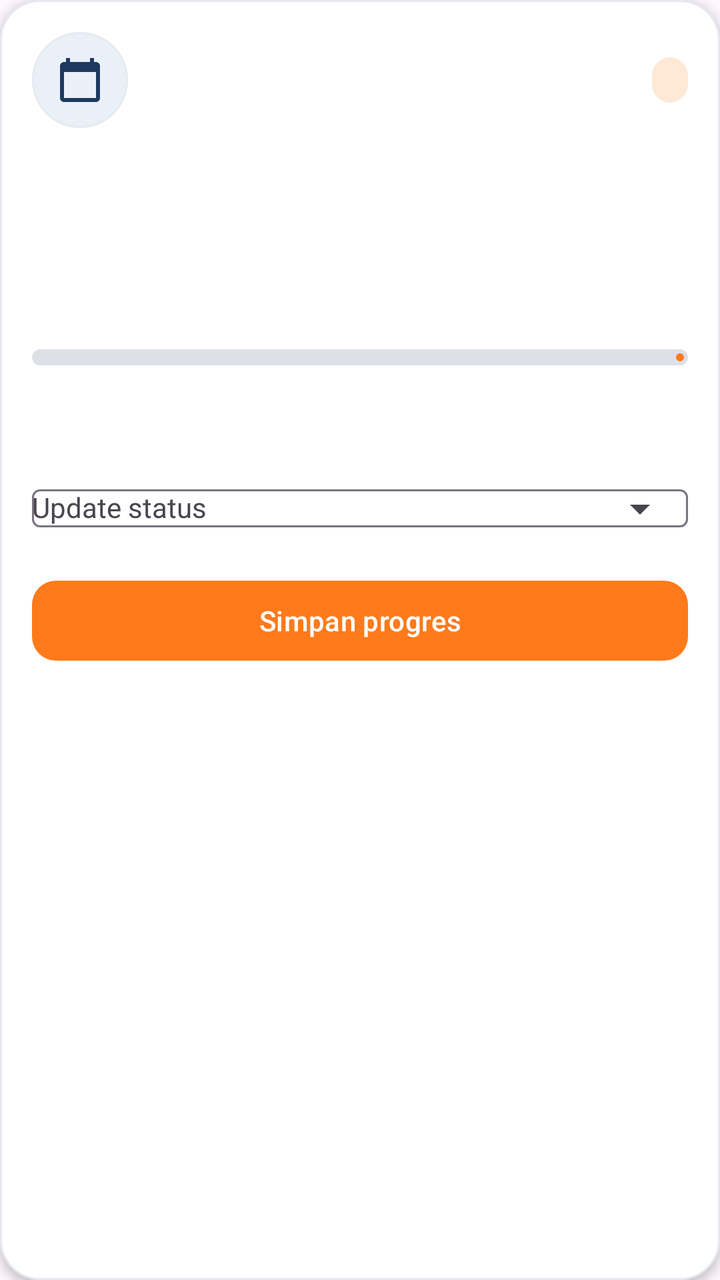
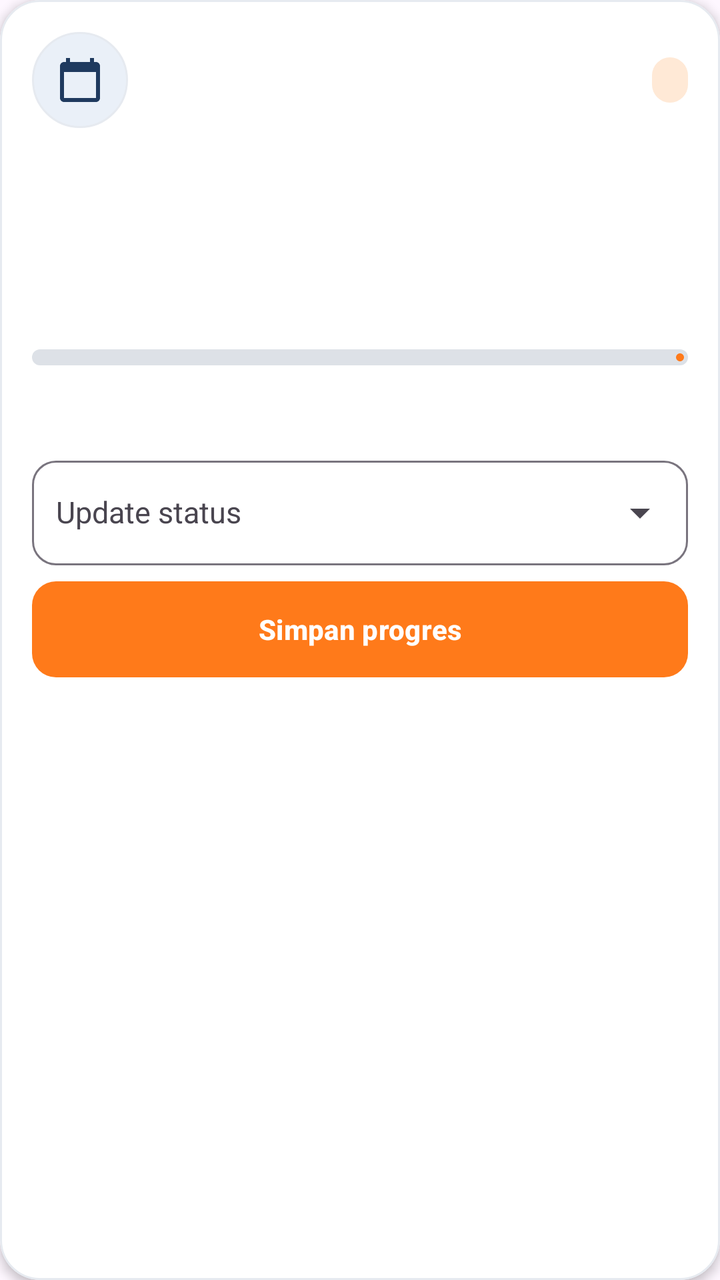

The first picture is an Android layout as it rendered before a commit; the second is the same layout after the commit. The layout source and the unified diff follow.
<!-- AndroidManifest.xml: application theme Theme.MobileProject -->
<!-- res/layout/item_booking_petugas.xml -->
<?xml version="1.0" encoding="utf-8"?>
<com.google.android.material.card.MaterialCardView xmlns:android="http://schemas.android.com/apk/res/android"
    xmlns:app="http://schemas.android.com/apk/res-auto"
    android:layout_width="match_parent"
    android:layout_height="wrap_content"
    android:layout_marginBottom="12dp"
    app:cardBackgroundColor="@android:color/white"
    app:cardCornerRadius="20dp"
    app:cardElevation="3dp"
    app:strokeColor="@color/bk_stroke_soft"
    app:strokeWidth="1dp">

    <LinearLayout
        android:layout_width="match_parent"
        android:layout_height="wrap_content"
        android:orientation="vertical"
        android:padding="16dp">

        <LinearLayout
            android:layout_width="match_parent"
            android:layout_height="wrap_content"
            android:gravity="center_vertical"
            android:orientation="horizontal">

            <FrameLayout
                android:layout_width="48dp"
                android:layout_height="48dp"
                android:background="@drawable/bg_icon_circle">

                <ImageView
                    android:layout_width="24dp"
                    android:layout_height="24dp"
                    android:layout_gravity="center"
                    android:contentDescription="@null"
                    android:src="@drawable/ic_calendar"
                    app:tint="@color/bk_primary" />
            </FrameLayout>

            <LinearLayout
                android:layout_width="0dp"
                android:layout_height="wrap_content"
                android:layout_marginStart="12dp"
                android:layout_weight="1"
                android:orientation="vertical">

                <TextView
                    android:id="@+id/tvBookingTitle"
                    android:layout_width="match_parent"
                    android:layout_height="wrap_content"
                    android:ellipsize="end"
                    android:maxLines="2"
                    android:textColor="@color/bk_primary"
                    android:textSize="16sp"
                    android:textStyle="bold" />

                <TextView
                    android:id="@+id/tvBookingId"
                    android:layout_width="wrap_content"
                    android:layout_height="wrap_content"
                    android:layout_marginTop="3dp"
                    android:textColor="@color/bk_text_secondary"
                    android:textSize="12sp" />
            </LinearLayout>

            <TextView
                android:id="@+id/tvStatus"
                android:layout_width="wrap_content"
                android:layout_height="wrap_content"
                android:background="@drawable/bg_status_chip"
                android:paddingStart="9dp"
                android:paddingTop="4dp"
                android:paddingEnd="9dp"
                android:paddingBottom="4dp"
                android:textColor="@color/bk_primary"
                android:textSize="11sp"
                android:textStyle="bold" />
        </LinearLayout>

        <TextView
            android:id="@+id/tvCustomer"
            android:layout_width="match_parent"
            android:layout_height="wrap_content"
            android:layout_marginTop="14dp"
            android:textColor="@color/bk_text_secondary"
            android:textSize="12sp" />

        <TextView
            android:id="@+id/tvWorkshop"
            android:layout_width="match_parent"
            android:layout_height="wrap_content"
            android:layout_marginTop="4dp"
            android:textColor="@color/bk_text_primary"
            android:textSize="14sp"
            android:textStyle="bold" />

        <TextView
            android:id="@+id/tvSchedule"
            android:layout_width="match_parent"
            android:layout_height="wrap_content"
            android:layout_marginTop="4dp"
            android:textColor="@color/bk_text_secondary"
            android:textSize="13sp" />

        <TextView
            android:id="@+id/tvVehicle"
            android:layout_width="match_parent"
            android:layout_height="wrap_content"
            android:layout_marginTop="4dp"
            android:textColor="@color/bk_text_secondary"
            android:textSize="13sp" />

        <com.google.android.material.progressindicator.LinearProgressIndicator
            android:id="@+id/progressStatus"
            android:layout_width="match_parent"
            android:layout_height="8dp"
            android:layout_marginTop="14dp"
            android:max="100"
            app:indicatorColor="@color/bk_accent"
            app:trackColor="@color/bk_track_grey"
            app:trackCornerRadius="4dp"
            app:trackThickness="8dp" />

        <LinearLayout
            android:layout_width="match_parent"
            android:layout_height="wrap_content"
            android:layout_marginTop="10dp"
            android:gravity="center_vertical"
            android:orientation="horizontal">

            <TextView
                android:id="@+id/tvTotal"
                android:layout_width="0dp"
                android:layout_height="wrap_content"
                android:layout_weight="1"
                android:textColor="@color/bk_primary"
                android:textSize="15sp"
                android:textStyle="bold" />

            <TextView
                android:id="@+id/tvPoints"
                android:layout_width="wrap_content"
                android:layout_height="wrap_content"
                android:textColor="@color/bk_accent"
                android:textSize="12sp"
                android:textStyle="bold" />
        </LinearLayout>

        <com.google.android.material.textfield.TextInputLayout
            android:id="@+id/statusLayout"
            android:layout_width="match_parent"
            android:layout_height="wrap_content"
            android:layout_marginTop="12dp"
            android:hint="Update status"
            app:endIconMode="dropdown_menu">

            <com.google.android.material.textfield.MaterialAutoCompleteTextView
                android:id="@+id/statusInput"
                android:layout_width="match_parent"
                android:layout_height="wrap_content"
                android:inputType="none"
                android:textSize="14sp" />
        </com.google.android.material.textfield.TextInputLayout>

        <com.google.android.material.button.MaterialButton
            android:id="@+id/btnUpdateStatus"
            android:layout_width="match_parent"
            android:layout_height="wrap_content"
            android:layout_marginTop="8dp"
            android:text="Simpan progres"
            android:textAllCaps="false"
            android:textColor="@android:color/white"
            app:backgroundTint="@color/bk_accent"
            app:cornerRadius="12dp" />
    </LinearLayout>
</com.google.android.material.card.MaterialCardView>
<!-- resources referenced by this layout -->
<resources>
  <color name="bk_accent">#FF7A1A</color>
  <color name="bk_primary">#1F3A5F</color>
  <color name="bk_stroke_soft">#E6EAF0</color>
  <color name="bk_text_primary">#2B2F36</color>
  <color name="bk_text_secondary">#6B7380</color>
  <color name="bk_track_grey">#DDE1E7</color>
  <!-- drawable bg_icon_circle (drawable) -->
  <?xml version="1.0" encoding="utf-8"?>
  <shape xmlns:android="http://schemas.android.com/apk/res/android"
      android:shape="oval">
      <solid android:color="@color/bk_icon_circle_bg" />
      <stroke
          android:width="1dp"
          android:color="@color/bk_stroke_soft" />
  </shape>
  <!-- drawable bg_status_chip (drawable) -->
  <?xml version="1.0" encoding="utf-8"?>
  <shape xmlns:android="http://schemas.android.com/apk/res/android"
      android:shape="rectangle">
      <solid android:color="@color/bk_chip_bg" />
      <corners android:radius="12dp" />
  </shape>
  <!-- drawable ic_calendar (drawable) -->
  <?xml version="1.0" encoding="utf-8"?>
  <vector xmlns:android="http://schemas.android.com/apk/res/android"
      android:width="24dp"
      android:height="24dp"
      android:viewportWidth="24"
      android:viewportHeight="24">
      <path
          android:fillColor="#FF000000"
          android:pathData="M20,3h-1V1h-2v2H7V1H5v2H4c-1.1,0 -2,0.9 -2,2v16c0,1.1 0.9,2 2,2h16c1.1,0 2,-0.9 2,-2V5c0,-1.1 -0.9,-2 -2,-2zM20,21H4V8h16v13z" />
  </vector>
  <style name="Theme.MobileProject" parent="Base.Theme.MobileProject" />
  <color name="bk_icon_circle_bg">#EAF0F8</color>
  <color name="bk_chip_bg">#FFE9D6</color>
  <style name="Base.Theme.MobileProject" parent="Theme.Material3.DayNight.NoActionBar">
  
      </style>
</resources>

<!-- the commit's change to res/layout/item_booking_petugas.xml (unified diff, before → after) -->
@@ -151,14 +151,26 @@
             android:layout_height="wrap_content"
             android:layout_marginTop="12dp"
             android:hint="Update status"
+            app:boxBackgroundMode="outline"
+            app:boxCornerRadiusBottomEnd="12dp"
+            app:boxCornerRadiusBottomStart="12dp"
+            app:boxCornerRadiusTopEnd="12dp"
+            app:boxCornerRadiusTopStart="12dp"
             app:endIconMode="dropdown_menu">
 
             <com.google.android.material.textfield.MaterialAutoCompleteTextView
                 android:id="@+id/statusInput"
                 android:layout_width="match_parent"
                 android:layout_height="wrap_content"
+                android:ellipsize="end"
                 android:inputType="none"
-                android:textSize="14sp" />
+                android:lineSpacingExtra="2dp"
+                android:maxLines="2"
+                android:paddingStart="12dp"
+                android:paddingTop="16dp"
+                android:paddingEnd="12dp"
+                android:paddingBottom="16dp"
+                android:textSize="15sp" />
         </com.google.android.material.textfield.TextInputLayout>
 
         <com.google.android.material.button.MaterialButton
@@ -166,9 +178,13 @@
             android:layout_width="match_parent"
             android:layout_height="wrap_content"
             android:layout_marginTop="8dp"
+            android:insetTop="0dp"
+            android:insetBottom="0dp"
+            android:minHeight="48dp"
             android:text="Simpan progres"
             android:textAllCaps="false"
             android:textColor="@android:color/white"
+            android:textStyle="bold"
             app:backgroundTint="@color/bk_accent"
             app:cornerRadius="12dp" />
     </LinearLayout>
